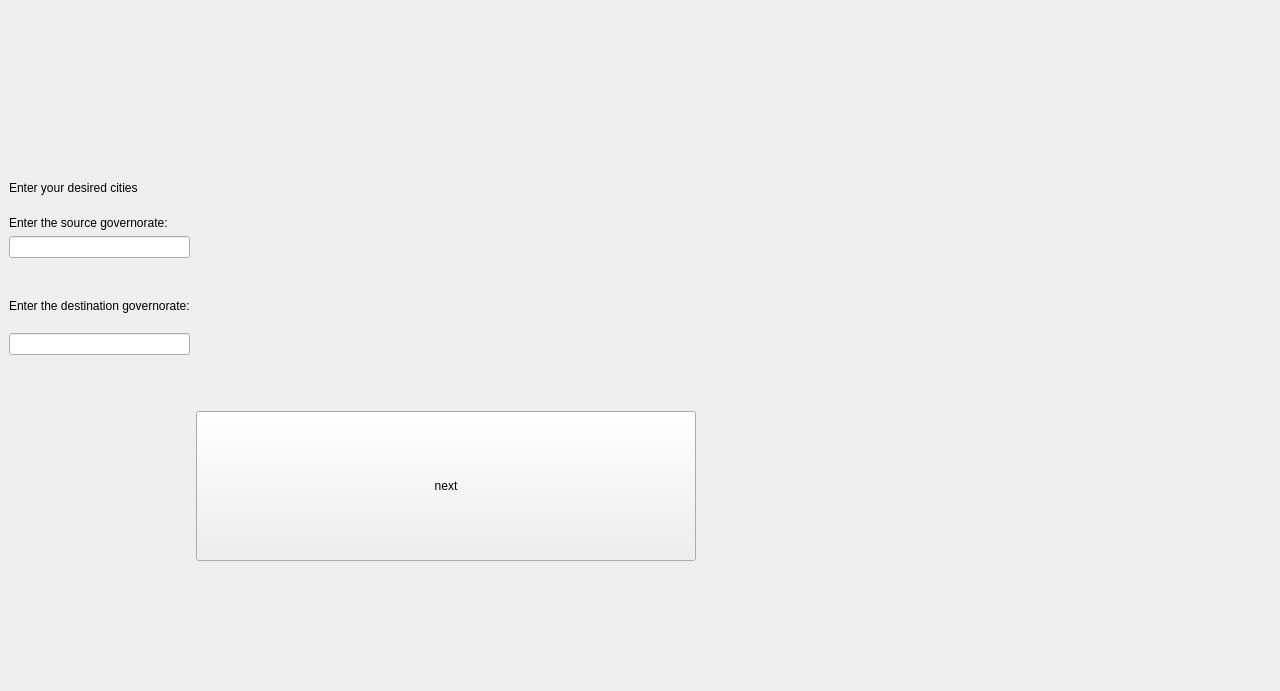
First picture: the form in citiesSelection.ui, repository mariamelkondakly/GuideMe, before the edit.
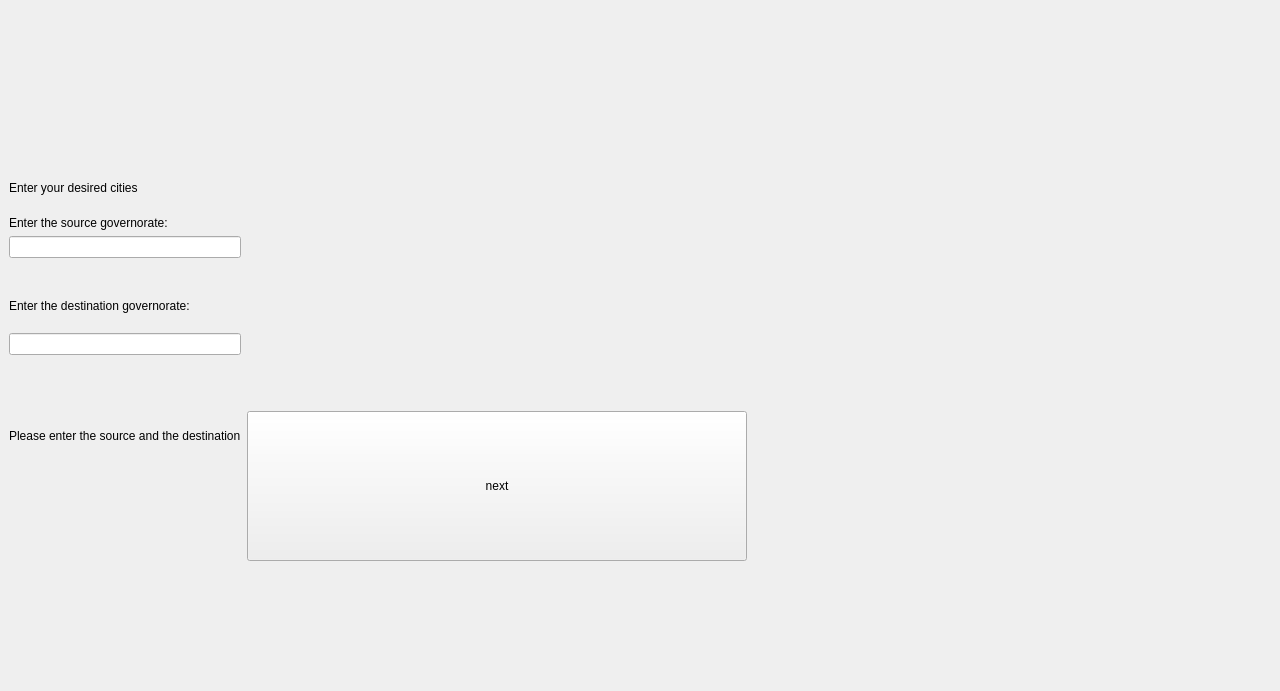
Second picture: the form after the edit.

Patch:
```diff
--- a/citiesSelection.ui
+++ b/citiesSelection.ui
@@ -232,6 +232,13 @@
         </property>
        </spacer>
       </item>
+      <item row="4" column="0">
+       <widget class="QLabel" name="warning">
+        <property name="text">
+         <string>Please enter the source and the destination</string>
+        </property>
+       </widget>
+      </item>
      </layout>
     </widget>
    </item>
```
